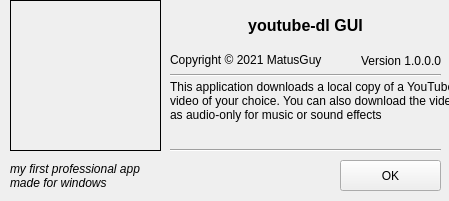
First picture: the form in youtubedl_about.ui, repository MatusGuy/youtube-dl_GUI, before the edit.
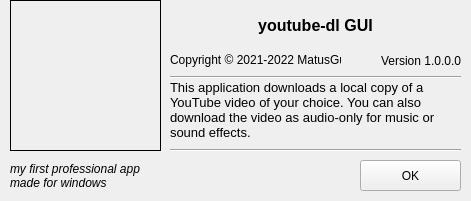
Second picture: the form after the edit. Icons and pictures are not drawn.

Commit message: Locked about window

The edit to the form file:
```diff
--- a/youtubedl_about.ui
+++ b/youtubedl_about.ui
@@ -6,10 +6,22 @@
    <rect>
     <x>0</x>
     <y>0</y>
-    <width>449</width>
+    <width>471</width>
     <height>201</height>
    </rect>
   </property>
+  <property name="minimumSize">
+   <size>
+    <width>471</width>
+    <height>201</height>
+   </size>
+  </property>
+  <property name="maximumSize">
+   <size>
+    <width>471</width>
+    <height>201</height>
+   </size>
+  </property>
   <property name="windowTitle">
    <string>About application</string>
   </property>
@@ -40,7 +52,7 @@
     <rect>
      <x>170</x>
      <y>10</y>
-     <width>271</width>
+     <width>291</width>
      <height>31</height>
     </rect>
    </property>
@@ -63,7 +75,7 @@
     <rect>
      <x>340</x>
      <y>50</y>
-     <width>101</width>
+     <width>121</width>
      <height>21</height>
     </rect>
    </property>
@@ -80,7 +92,7 @@
   <widget class="QPushButton" name="OKbt">
    <property name="geometry">
     <rect>
-     <x>340</x>
+     <x>360</x>
      <y>160</y>
      <width>101</width>
      <height>31</height>
@@ -100,7 +112,7 @@
     </rect>
    </property>
    <property name="text">
-    <string>Copyright © 2021 MatusGuy</string>
+    <string>Copyright © 2021-2022 MatusGuy</string>
    </property>
   </widget>
   <widget class="QLabel" name="Description">
@@ -108,12 +120,17 @@
     <rect>
      <x>170</x>
      <y>80</y>
-     <width>301</width>
+     <width>291</width>
      <height>61</height>
     </rect>
    </property>
+   <property name="font">
+    <font>
+     <pointsize>10</pointsize>
+    </font>
+   </property>
    <property name="text">
-    <string>This application downloads a local copy of a YouTube video of your choice. You can also download the video as audio-only for music or sound effects</string>
+    <string>This application downloads a local copy of a YouTube video of your choice. You can also download the video as audio-only for music or sound effects.</string>
    </property>
    <property name="alignment">
     <set>Qt::AlignLeading|Qt::AlignLeft|Qt::AlignTop</set>
@@ -126,9 +143,9 @@
    <property name="geometry">
     <rect>
      <x>170</x>
-     <y>65</y>
-     <width>271</width>
-     <height>21</height>
+     <y>62</y>
+     <width>291</width>
+     <height>31</height>
     </rect>
    </property>
    <property name="orientation">
@@ -140,7 +157,7 @@
     <rect>
      <x>170</x>
      <y>140</y>
-     <width>271</width>
+     <width>291</width>
      <height>21</height>
     </rect>
    </property>
```
The commit also changes 3 other files.
